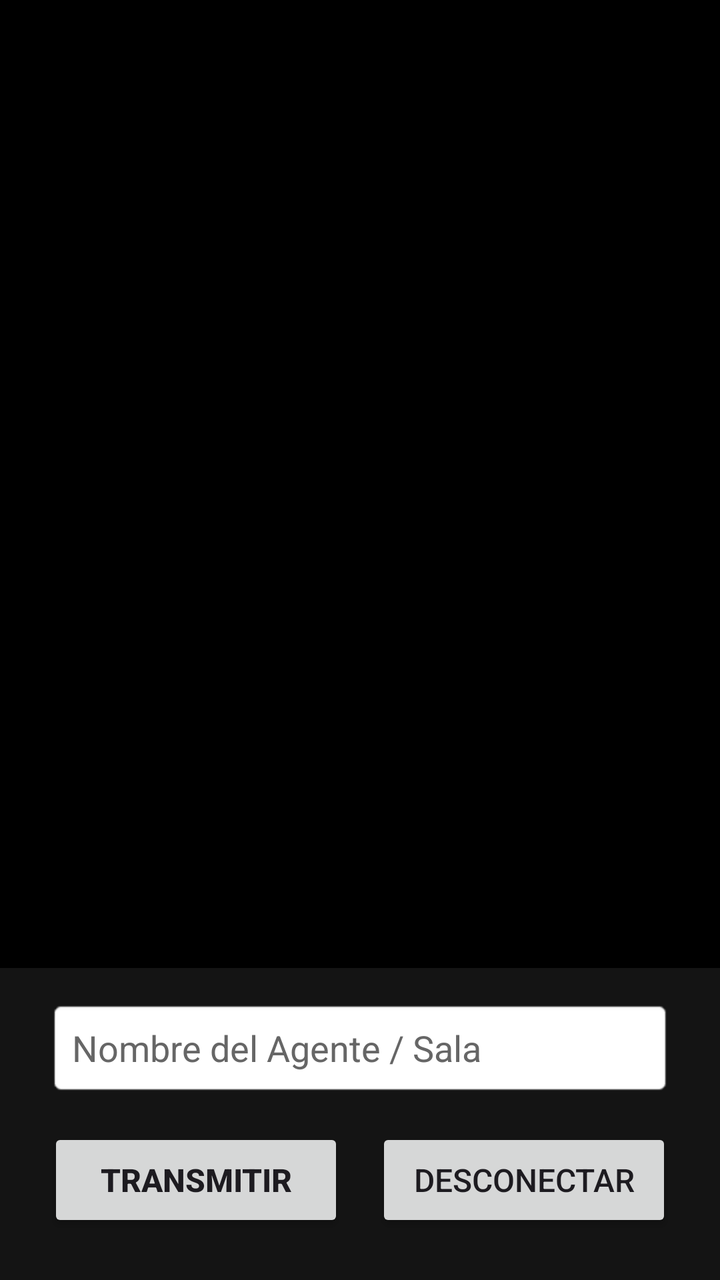
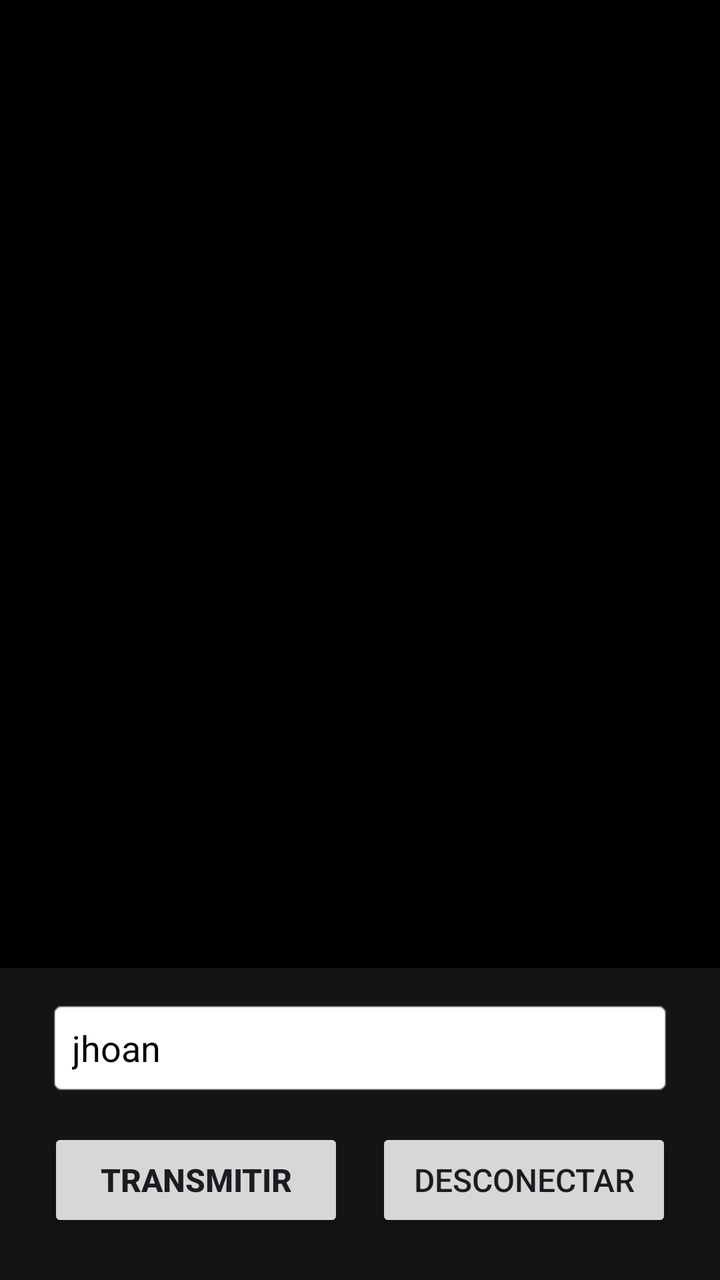

Screens rendered from an Android XML layout before and after an edit, with the pre-edit source and the edit as a unified diff.
<!-- AndroidManifest.xml: application theme Theme.App -->
<!-- res/layout/activity_main.xml -->
<?xml version="1.0" encoding="utf-8"?>
<androidx.constraintlayout.widget.ConstraintLayout xmlns:android="http://schemas.android.com/apk/res/android"
    xmlns:app="http://schemas.android.com/apk/res-auto"
    xmlns:tools="http://schemas.android.com/tools"
    android:id="@+id/main"
    android:layout_width="match_parent"
    android:layout_height="match_parent"
    android:background="#0A0A0A"
    android:fitsSystemWindows="false"
    tools:context=".MainActivity">

    
    <FrameLayout
        android:id="@+id/camera_container"
        android:layout_width="0dp"
        android:layout_height="0dp"
        android:background="#000000"
        app:layout_constraintTop_toTopOf="parent"
        app:layout_constraintBottom_toTopOf="@+id/controls_container"
        app:layout_constraintStart_toStartOf="parent"
        app:layout_constraintEnd_toEndOf="parent">

        <TextureView
            android:id="@+id/camera_view"
            android:layout_width="match_parent"
            android:layout_height="match_parent"
            android:layout_gravity="center" />
    </FrameLayout>

    
    <LinearLayout
        android:id="@+id/controls_container"
        android:layout_width="match_parent"
        android:layout_height="wrap_content"
        android:orientation="vertical"
        android:gravity="center_horizontal"
        android:background="#141414"
        android:paddingStart="24dp"
        android:paddingEnd="24dp"
        android:paddingTop="16dp"
        android:paddingBottom="24dp"
        app:layout_constraintBottom_toBottomOf="parent"
        app:layout_constraintStart_toStartOf="parent"
        app:layout_constraintEnd_toEndOf="parent">

        <TextView
            android:id="@+id/status_text"
            android:layout_width="wrap_content"
            android:layout_height="wrap_content"
            android:layout_marginBottom="12dp"
            android:text="@string/streaming_status"
            android:textColor="#22C55E"
            android:textSize="17sp"
            android:textStyle="bold"
            android:visibility="gone" />

        <EditText
            android:id="@+id/room_name_input"
            android:layout_width="match_parent"
            android:layout_height="48dp"
            android:layout_marginBottom="16dp"
            android:background="@android:drawable/editbox_background_normal"
            android:hint="Nombre del Agente / Sala"
            android:inputType="text"
            android:paddingStart="12dp"
            android:paddingEnd="12dp"
            android:textColor="#000000"
            android:textColorHint="#666666" />

        <LinearLayout
            android:layout_width="match_parent"
            android:layout_height="wrap_content"
            android:orientation="horizontal"
            android:gravity="center">

            <Button
                android:id="@+id/transmitir_button"
                android:layout_width="0dp"
                android:layout_height="52dp"
                android:layout_weight="1"
                android:layout_marginEnd="8dp"
                android:text="@string/transmit_button"
                android:textSize="16sp"
                android:textStyle="bold" />

            <Button
                android:id="@+id/desconectar_button"
                android:layout_width="0dp"
                android:layout_height="52dp"
                android:layout_weight="1"
                android:layout_marginStart="8dp"
                android:text="@string/disconnect_button"
                android:textSize="16sp" />
        </LinearLayout>

    </LinearLayout>

</androidx.constraintlayout.widget.ConstraintLayout>
<!-- resources referenced by this layout -->
<resources>
  <string name="disconnect_button">Desconectar</string>
  <string name="streaming_status">Transmitiendo video...</string>
  <string name="transmit_button">Transmitir</string>
  <style name="Theme.App" parent="Base.Theme.App" />
  <style name="Base.Theme.App" parent="Theme.Material3.DayNight.NoActionBar">
          
          
      </style>
</resources>

<!-- the commit's change to res/layout/activity_main.xml (unified diff, before → after) -->
@@ -61,6 +61,7 @@
             android:layout_marginBottom="16dp"
             android:background="@android:drawable/editbox_background_normal"
             android:hint="Nombre del Agente / Sala"
+            android:text="jhoan"
             android:inputType="text"
             android:paddingStart="12dp"
             android:paddingEnd="12dp"
